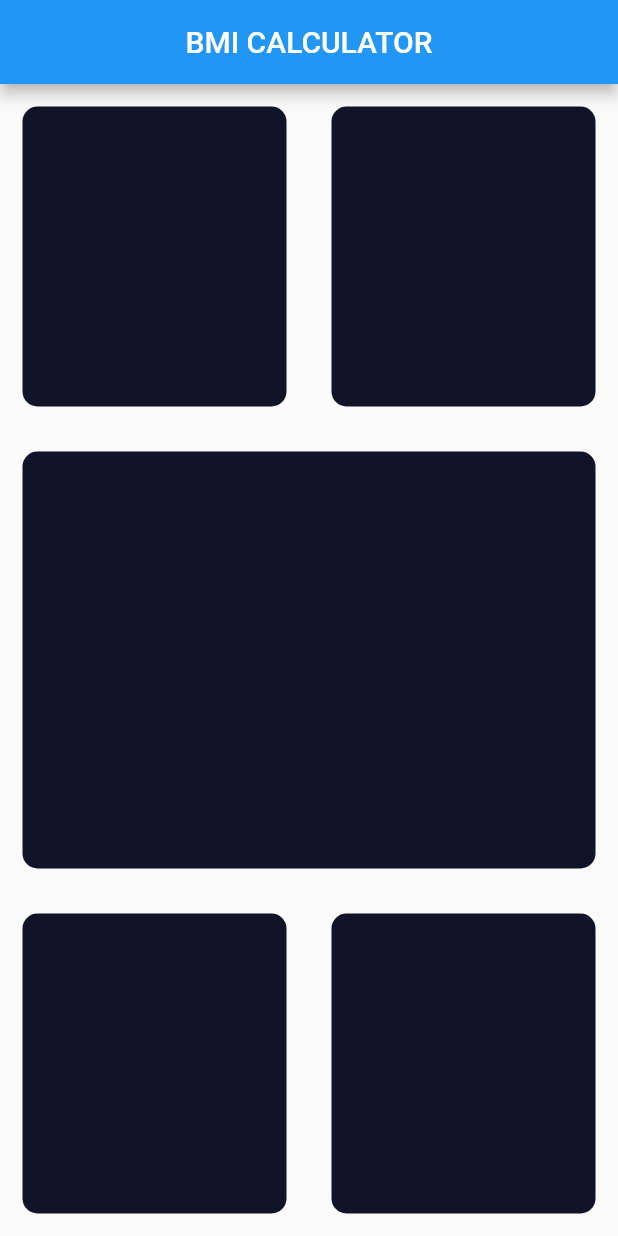
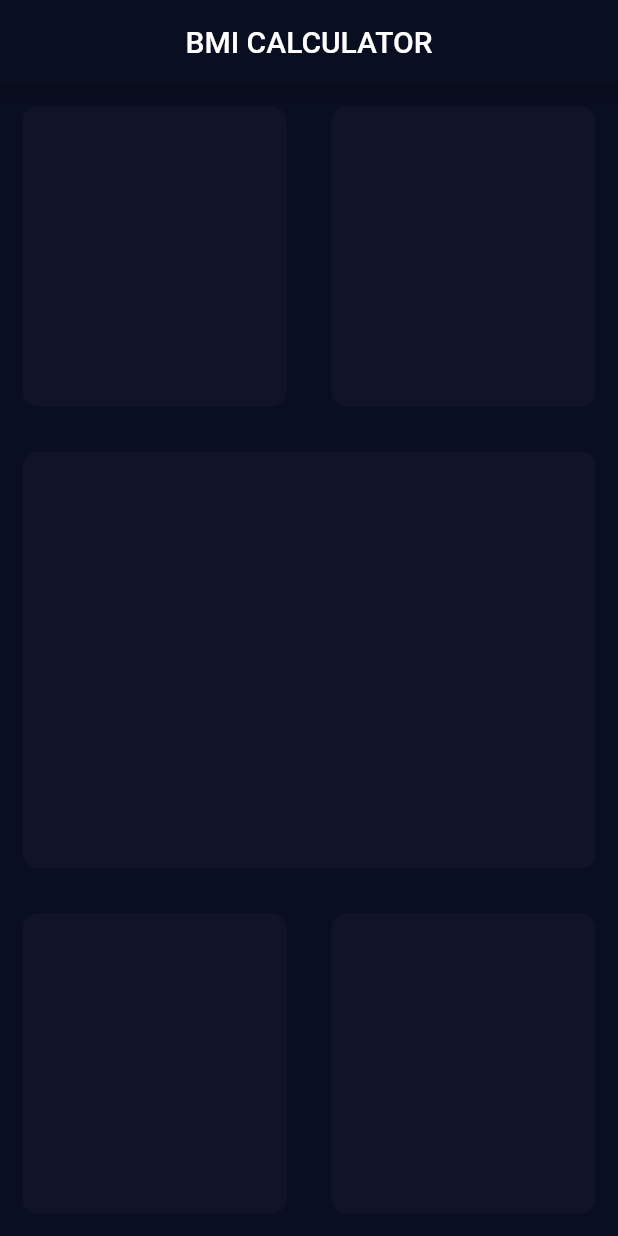
Before and after one commit to RaghavTheGreat1/bmi_calculator, a Flutter app: the screen it shows after launch, on a phone screen of 412 x 824 dp. Run offline on Flutter 3.47's test engine with Material 2 defaults, Android fonts, the phone set to English and light mode, and no system bars; our stand-ins replace google_fonts.

Commit message:
Added dark theme and imported Google Fonts package

```diff
--- a/lib/main.dart
+++ b/lib/main.dart
@@ -1,5 +1,8 @@
 import 'package:flutter/material.dart';
 import 'main_page.dart';
+import 'package:google_fonts/google_fonts.dart';
+//import 'themes/dark_theme.dart';
+import 'themes/colors.dart';
 
 
 void main() => runApp(MyApp());
@@ -9,6 +12,13 @@ class MyApp extends StatelessWidget {
   @override
   Widget build(BuildContext context) {
     return MaterialApp(
+
+      theme: ThemeData(
+        primaryColor: kPrimaryDarkThemeColor,
+        scaffoldBackgroundColor: kScaffoldDarkThemeBackgroundColor,
+        textTheme : GoogleFonts.openSansTextTheme(),
+       ),
+
       home: Scaffold(
         appBar: AppBar(
           title: Text("BMI CALCULATOR"),
--- a/lib/themes/colors.dart
+++ b/lib/themes/colors.dart
@@ -1,3 +1,8 @@
 import 'package:flutter/material.dart';
 
-const kMaterialCardColor = Color(0xFF111328);
+
+
+const Color kPrimaryDarkThemeColor = Color(0xFF0A0E21);
+const Color kScaffoldDarkThemeBackgroundColor = Color(0xFF0A0E21);
+
+const Color kMaterialCardColor = Color(0xFF111328);
--- /dev/null
+++ b/lib/themes/dark_theme.dart
@@ -0,0 +1 @@
+// import 'package:flutter/material.dart';
--- a/pubspec.yaml
+++ b/pubspec.yaml
@@ -17,6 +17,9 @@ environment:
   sdk: ">=2.1.0 <3.0.0"
 
 dependencies:
+
+  google_fonts: ^1.0.0
+
   flutter:
     sdk: flutter
 
```
Also changed, not shown: pubspec.lock.
